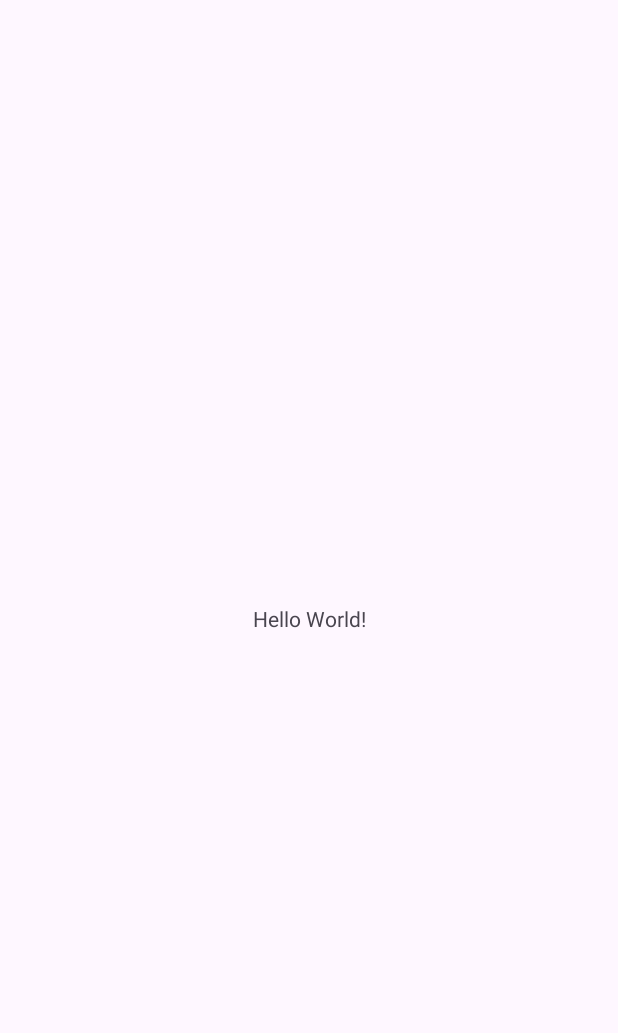
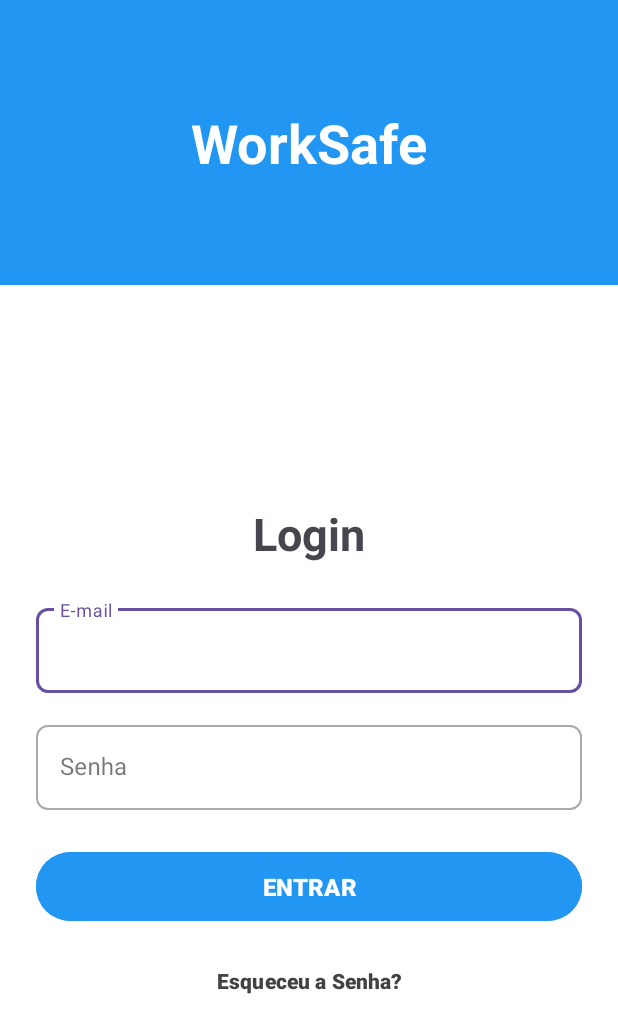
Before and after one commit to NandoBalzaneliPorzia/Equipe_T01_07_02, an Android app: the screen it shows after launch (LoginActivity), on a phone screen of 412 x 824 dp. Before the commit the part shown is almost empty. Shown: the top 1033 px of the screen. Run offline under Robolectric (Android 15) with nearby library versions, the phone set to English and light mode, and no system bars.

Commit message:
Tela de login e tela de opções implementadas, apenas xml

```diff
--- a/app/src/main/java/com/example/aplicativo_gerente/LoginActivity.kt
+++ b/app/src/main/java/com/example/aplicativo_gerente/LoginActivity.kt
@@ -11,7 +11,7 @@ class LoginActivity : AppCompatActivity() {
         super.onCreate(savedInstanceState)
         enableEdgeToEdge()
         setContentView(R.layout.activity_login)
-        ViewCompat.setOnApplyWindowInsetsListener(findViewById(R.id.main)) { v, insets ->
+        ViewCompat.setOnApplyWindowInsetsListener(findViewById(R.id.login)) { v, insets ->
             val systemBars = insets.getInsets(WindowInsetsCompat.Type.systemBars())
             v.setPadding(systemBars.left, systemBars.top, systemBars.right, systemBars.bottom)
             insets
--- a/app/src/main/res/layout/activity_login.xml
+++ b/app/src/main/res/layout/activity_login.xml
@@ -1,19 +1,128 @@
 <?xml version="1.0" encoding="utf-8"?>
-<androidx.constraintlayout.widget.ConstraintLayout xmlns:android="http://schemas.android.com/apk/res/android"
+<LinearLayout xmlns:android="http://schemas.android.com/apk/res/android"
     xmlns:app="http://schemas.android.com/apk/res-auto"
-    xmlns:tools="http://schemas.android.com/tools"
-    android:id="@+id/main"
+    android:id="@+id/login"
     android:layout_width="match_parent"
     android:layout_height="match_parent"
-    tools:context=".LoginActivity">
+    android:orientation="vertical"
+    android:background="#FFFFFF">
 
-    <TextView
-        android:layout_width="wrap_content"
-        android:layout_height="wrap_content"
-        android:text="Hello World!"
-        app:layout_constraintBottom_toBottomOf="parent"
-        app:layout_constraintEnd_toEndOf="parent"
-        app:layout_constraintStart_toStartOf="parent"
-        app:layout_constraintTop_toTopOf="parent" />
+    <!-- Cabeçalho inicial -->
+    <!-- Define a cor de fundo e tamanho da box -->
+    <LinearLayout
+        android:layout_width="match_parent"
+        android:layout_height="0dp"
+        android:layout_weight="0.3"
+        android:background="@color/azul_claro"
+        android:gravity="center"
+        android:paddingVertical="50dp">
 
-</androidx.constraintlayout.widget.ConstraintLayout>
+    <!-- Define o texto e suas caracteristicas -->
+        <TextView
+            android:layout_width="wrap_content"
+            android:layout_height="wrap_content"
+            android:text="@string/app_name"
+            android:textSize="36sp"
+            android:textColor="@color/white"
+            android:textStyle="bold"/>
+    </LinearLayout>
+
+    <!-- Conteúdo central -->
+    <LinearLayout
+        android:layout_width="match_parent"
+        android:layout_height="0dp"
+        android:layout_weight="1"
+        android:orientation="vertical"
+        android:gravity="center_horizontal"
+        android:paddingHorizontal="24dp">
+
+        <Space
+            android:layout_width="match_parent"
+            android:layout_height="0dp"
+            android:layout_weight="0.3" />
+
+        <TextView
+            android:layout_width="wrap_content"
+            android:layout_height="wrap_content"
+            android:text="@string/Login_title"
+            android:textSize="30sp"
+            android:textStyle="bold"
+            android:layout_gravity="center_horizontal"
+            android:layout_marginBottom="24dp" />
+
+        <!-- Campo de e-mail -->
+        <com.google.android.material.textfield.TextInputLayout
+            style="@style/Widget.MaterialComponents.TextInputLayout.OutlinedBox"
+            android:layout_width="match_parent"
+            android:layout_height="wrap_content"
+            android:layout_marginBottom="16dp"
+            android:hint="@string/hint_email"
+            app:boxCornerRadiusTopStart="8dp"
+            app:boxCornerRadiusTopEnd="8dp"
+            app:boxCornerRadiusBottomStart="8dp"
+            app:boxCornerRadiusBottomEnd="8dp">
+
+            <com.google.android.material.textfield.TextInputEditText
+                android:id="@+id/editEmail"
+                android:layout_width="match_parent"
+                android:layout_height="wrap_content"
+                android:inputType="textEmailAddress" />
+        </com.google.android.material.textfield.TextInputLayout>
+
+        <!-- Campo de Senha -->
+        <com.google.android.material.textfield.TextInputLayout
+            style="@style/Widget.MaterialComponents.TextInputLayout.OutlinedBox"
+            android:layout_width="match_parent"
+            android:layout_height="wrap_content"
+            android:layout_marginBottom="24dp"
+            android:hint="@string/hint_senha"
+            app:boxCornerRadiusTopStart="8dp"
+            app:boxCornerRadiusTopEnd="8dp"
+            app:boxCornerRadiusBottomStart="8dp"
+            app:boxCornerRadiusBottomEnd="8dp">
+
+            <com.google.android.material.textfield.TextInputEditText
+                android:id="@+id/editSenha"
+                android:layout_width="match_parent"
+                android:layout_height="wrap_content"
+                android:inputType="textPassword" />
+        </com.google.android.material.textfield.TextInputLayout>
+
+        <!-- Botão de Login -->
+        <Button
+            android:id="@+id/loginButton"
+            android:layout_width="match_parent"
+            android:layout_height="wrap_content"
+            android:text="@string/botão_login"
+            android:textStyle="bold"
+            android:textSize="16sp"
+            android:backgroundTint="@color/azul_claro"
+            android:textColor="@color/white"
+            android:paddingVertical="12dp" />
+
+        <Button
+            android:id="@+id/esqueceuSenhaButton"
+            android:layout_width="wrap_content"
+            android:layout_height="wrap_content"
+            android:text="@string/botão_esqueceu"
+            android:background="@android:color/transparent"
+            android:textColor="@color/Cinza"
+            android:textStyle="bold"
+            android:layout_gravity="center"
+            android:layout_marginTop="12dp" />
+
+        <!-- Barra de Progresso -->
+        <ProgressBar
+            android:id="@+id/progressBar"
+            android:layout_width="wrap_content"
+            android:layout_height="wrap_content"
+            android:visibility="gone"
+            android:layout_gravity="center"
+            style="?android:attr/progressBarStyleLarge" />
+
+        <Space
+            android:layout_width="match_parent"
+            android:layout_height="0dp"
+            android:layout_weight="0.3" />
+    </LinearLayout>
+</LinearLayout>
--- a/app/src/main/res/values/colors.xml
+++ b/app/src/main/res/values/colors.xml
@@ -2,4 +2,6 @@
 <resources>
     <color name="black">#FF000000</color>
     <color name="white">#FFFFFFFF</color>
+    <color name="azul_claro">#2196F3</color>
+    <color name="Cinza">#424242</color>
 </resources>
--- a/app/src/main/res/values/strings.xml
+++ b/app/src/main/res/values/strings.xml
@@ -1,3 +1,12 @@
 <resources>
-    <string name="app_name">aplicativo_gerente</string>
+    <string name="app_name">WorkSafe</string>
+    <string name="Login_title">Login</string>
+    <string name="hint_email">E-mail</string>
+    <string name="hint_senha">Senha</string>
+    <string name="botão_login">ENTRAR</string>
+    <string name="botão_esqueceu">Esqueceu a Senha?</string>
+    <string name="Opções_title">Escolha uma das opções abaixo:</string>
+    <string name="Primeira_opcao">Cadastrar Funcionário</string>
+    <string name="Segunda_opcao">Mapa de Riscos</string>
+    <string name="Terceira_opcao">Gerar Relatórios</string>
 </resources>
```
Also changed, not shown: app/src/main/res/layout/activity_opcoes.xml (added, +97 -0 lines).
